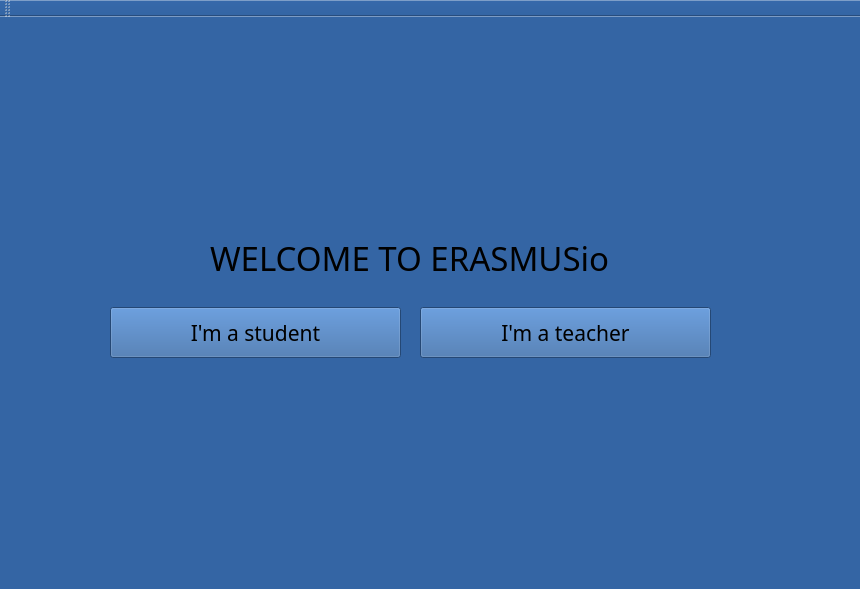
This is mainwindow.ui in casalete/ErasmusIo as Qt 5 draws it before an edit. The edited form follows.
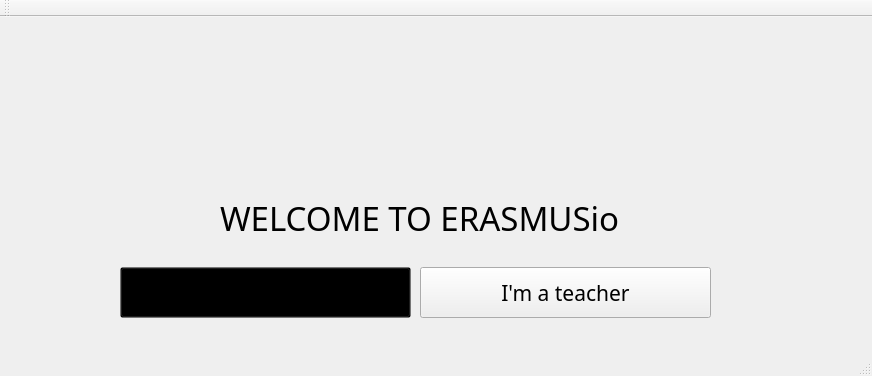
This is the edited form. Icons and pictures are not drawn.

The edit to the form file:
```diff
--- a/mainwindow.ui
+++ b/mainwindow.ui
@@ -6,8 +6,8 @@
    <rect>
     <x>0</x>
     <y>0</y>
-    <width>860</width>
-    <height>589</height>
+    <width>872</width>
+    <height>376</height>
    </rect>
   </property>
   <property name="font">
@@ -20,15 +20,15 @@
    <string>MainWindow</string>
   </property>
   <property name="styleSheet">
-   <string notr="true">background-color: rgb(52, 101, 164);
-</string>
+   <string notr="true">
+background-image: url(:/cladiri.jpg);</string>
   </property>
   <widget class="QWidget" name="centralWidget">
    <widget class="QLabel" name="Title">
     <property name="geometry">
      <rect>
-      <x>210</x>
-      <y>210</y>
+      <x>220</x>
+      <y>170</y>
       <width>401</width>
       <height>61</height>
      </rect>
@@ -39,6 +39,9 @@
       <pointsize>25</pointsize>
      </font>
     </property>
+    <property name="autoFillBackground">
+     <bool>false</bool>
+    </property>
     <property name="text">
      <string>WELCOME TO ERASMUSio</string>
     </property>
@@ -46,8 +49,8 @@
    <widget class="QPushButton" name="studentButton">
     <property name="geometry">
      <rect>
-      <x>110</x>
-      <y>290</y>
+      <x>120</x>
+      <y>250</y>
       <width>291</width>
       <height>51</height>
      </rect>
@@ -58,6 +61,12 @@
       <pointsize>16</pointsize>
      </font>
     </property>
+    <property name="styleSheet">
+     <string notr="true">#studentButton{
+background-color: transparent;
+border-color: rgb(252, 175, 62);
+}</string>
+    </property>
     <property name="text">
      <string>I'm a student</string>
     </property>
@@ -66,7 +75,7 @@
     <property name="geometry">
      <rect>
       <x>420</x>
-      <y>290</y>
+      <y>250</y>
       <width>291</width>
       <height>51</height>
      </rect>
```
